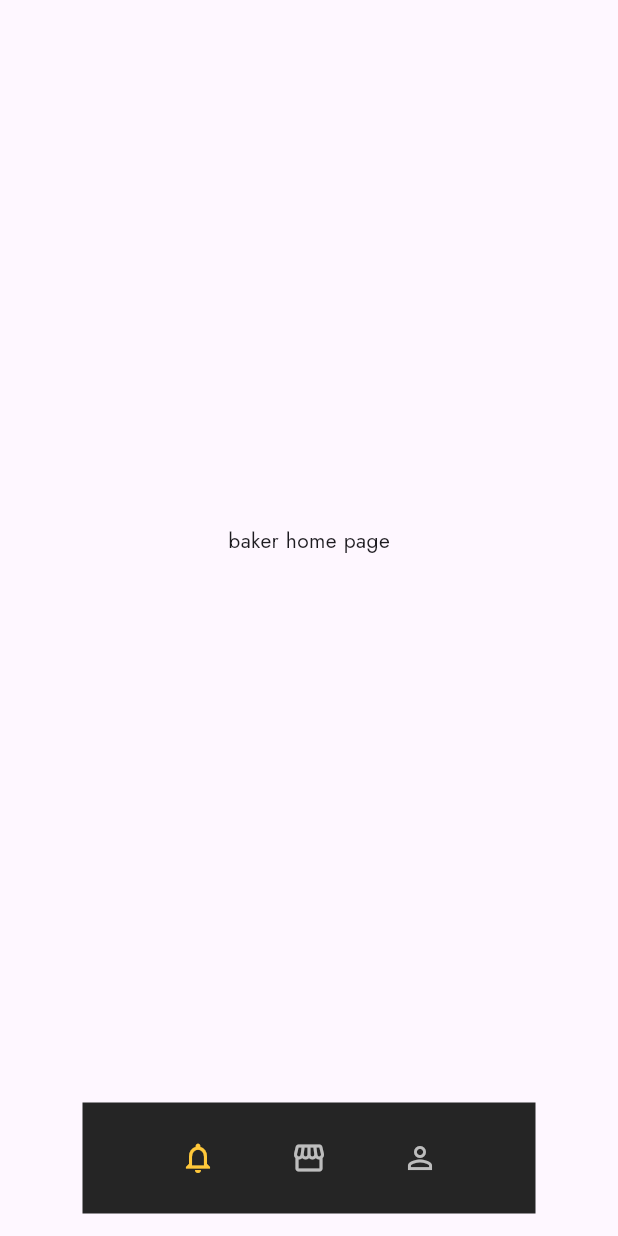
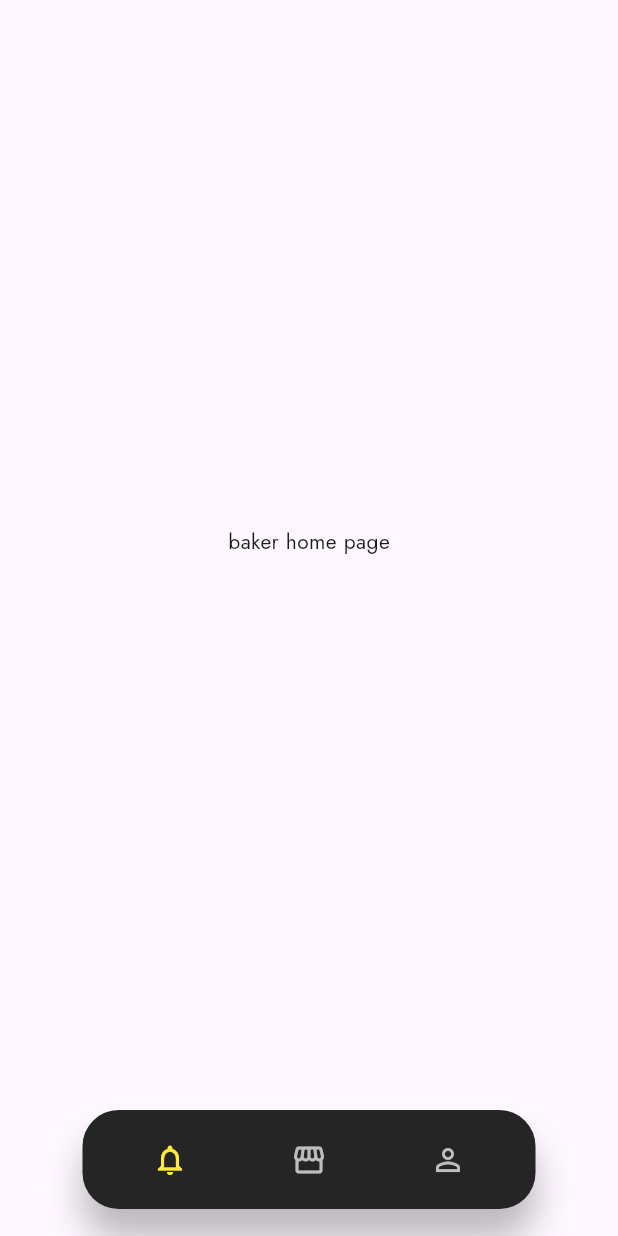
Before and after one commit to hedmi-san/Bakery-App-UI, a Flutter app: the screen it shows after launch, after a tap on "Login", on a phone screen of 412 x 824 dp. Run offline on Flutter 3.47's test engine with Material 3 defaults, Android fonts, the phone set to English and light mode, and no system bars; drawn by our look-alikes of google_nav_bar; our stand-ins replace get.

Commit message:
bottom bar commit
19/03/2024

```diff
--- a/lib/mainWrapper.dart
+++ b/lib/mainWrapper.dart
@@ -1,7 +1,6 @@
 // ignore_for_file: must_be_immutable
 
 import 'package:flutter/material.dart';
-import 'package:google_nav_bar/google_nav_bar.dart';
 import './screens/bakerHome.dart';
 import './screens/bakerShop.dart';
 import './screens/bakerProfile.dart';
@@ -40,29 +39,75 @@ class _MainWrapperState extends State<MainWrapper> {
   }
 }
 
-class MyBottomNavBar extends StatelessWidget {
-  void Function(int)? onTapChange;
-  MyBottomNavBar({super.key, required this.onTapChange});
+class MyBottomNavBar extends StatefulWidget {
+  final void Function(int)? onTapChange;
+
+  const MyBottomNavBar({Key? key, required this.onTapChange}) : super(key: key);
+
+  @override
+  _MyBottomNavBarState createState() => _MyBottomNavBarState();
+}
+
+class _MyBottomNavBarState extends State<MyBottomNavBar> {
+  int _selectedIndex = 0;
 
   @override
   Widget build(BuildContext context) {
     return Container(
-      margin: const EdgeInsets.symmetric(horizontal: 55, vertical: 15),
-      child: GNav(
-        onTabChange: (value) => onTapChange!(value),
-        color: Colors.grey.shade400,
-        activeColor: const Color.fromRGBO(255, 200, 58, 1),
-        backgroundColor: const Color.fromRGBO(37, 37, 37, 1),
-        mainAxisAlignment: MainAxisAlignment.center,
-        tabs: const [
-          GButton(
-            icon: Icons.notifications_outlined,
+      height: MediaQuery.of(context).size.height * 0.08,
+      padding: const EdgeInsets.all(12),
+      margin: const EdgeInsets.symmetric(horizontal: 55, vertical: 18),
+      decoration: const BoxDecoration(
+        color: Color.fromRGBO(37, 37, 37, 1),
+        borderRadius: BorderRadius.all(
+          Radius.circular(24),
+        ),
+        boxShadow: [
+          BoxShadow(
+            color: Color.fromRGBO(37, 37, 37, 0.3),
+            offset: Offset(0, 20),
+            blurRadius: 20,
           ),
-          GButton(
-            icon: Icons.storefront_outlined,
+        ],
+      ),
+      child: Row(
+        mainAxisAlignment: MainAxisAlignment.spaceAround,
+        children: [
+          IconButton(
+            onPressed: () {
+              setState(() {
+                _selectedIndex = 0;
+              });
+              widget.onTapChange?.call(0);
+            },
+            icon: Icon(
+              Icons.notifications_outlined,
+              color: _selectedIndex == 0 ? Colors.yellow : Colors.grey.shade400,
+            ),
           ),
-          GButton(
-            icon: Icons.person_outline,
+          IconButton(
+            onPressed: () {
+              setState(() {
+                _selectedIndex = 1;
+              });
+              widget.onTapChange?.call(1);
+            },
+            icon: Icon(
+              Icons.storefront_outlined,
+              color: _selectedIndex == 1 ? Colors.yellow : Colors.grey.shade400,
+            ),
+          ),
+          IconButton(
+            onPressed: () {
+              setState(() {
+                _selectedIndex = 2;
+              });
+              widget.onTapChange?.call(2);
+            },
+            icon: Icon(
+              Icons.person_outline,
+              color: _selectedIndex == 2 ? Colors.yellow : Colors.grey.shade400,
+            ),
           ),
         ],
       ),
--- a/lib/screens/login.dart
+++ b/lib/screens/login.dart
@@ -105,7 +105,7 @@ class LogInButton extends StatelessWidget {
             shape: RoundedRectangleBorder(
                 borderRadius: BorderRadius.circular(10))),
         onPressed: () {
-          Get.off(const MainWrapper());
+          Get.off(() => const MainWrapper());
         },
         child: const Padding(
           padding: EdgeInsets.all(8.0),
@@ -144,7 +144,7 @@ class SignUpButton extends StatelessWidget {
           ),
         ),
         onPressed: () {
-          Get.off(SignUpScreen());
+          Get.off(() => const SignUpScreen());
         },
         child: const Padding(
           padding: EdgeInsets.all(8.0),
--- a/lib/screens/signup.dart
+++ b/lib/screens/signup.dart
@@ -1,7 +1,6 @@
 import 'package:bakeryapp/screens/login.dart';
 import 'package:flutter/material.dart';
 import 'package:get/get.dart';
-
 import '../mainWrapper.dart';
 
 final name = TextEditingController();
@@ -10,7 +9,7 @@ final email = TextEditingController();
 final password = TextEditingController();
 
 class SignUpScreen extends StatelessWidget {
-  SignUpScreen({super.key});
+  const SignUpScreen({super.key});
   @override
   Widget build(BuildContext context) {
     return Scaffold(
@@ -101,7 +100,7 @@ class LogInButton extends StatelessWidget {
           ),
         ),
         onPressed: () {
-          Get.off(const LoginInScreen());
+          Get.off(() => const LoginInScreen());
         },
         child: const Padding(
           padding: EdgeInsets.all(8.0),
--- a/lib/screens/splash.dart
+++ b/lib/screens/splash.dart
@@ -2,6 +2,7 @@
 
 import 'package:bakeryapp/screens/login.dart';
 import 'package:flutter/material.dart';
+import 'package:get/get.dart';
 
 class SpalshScreen extends StatefulWidget {
   const SpalshScreen({super.key});
@@ -18,12 +19,11 @@ class _SpalshScreenState extends State<SpalshScreen> {
   }
 
   /// this function to check if the user is already loged or not
-  /// i didn't complete it  cause in the time i wrote this code ther was no data base
+  /// i didn't complete it  cause in the time i wrote this code there was no data base
   /// nor authentification so it's up to the backend developer to do it
   _navigatetohome() async {
     await Future.delayed(const Duration(milliseconds: 1500), () {});
-    Navigator.pushReplacement(context,
-        MaterialPageRoute(builder: (context) => const LoginInScreen()));
+    Get.off(const LoginInScreen());
   }
 
   @override
--- a/pubspec.yaml
+++ b/pubspec.yaml
@@ -35,7 +35,6 @@ dependencies:
   # Use with the CupertinoIcons class for iOS style icons.
   cupertino_icons: ^1.0.2
   get: ^4.6.6
-  google_nav_bar: ^5.0.6
 
 dev_dependencies:
   flutter_test:
```
Also changed, not shown: pubspec.lock.
